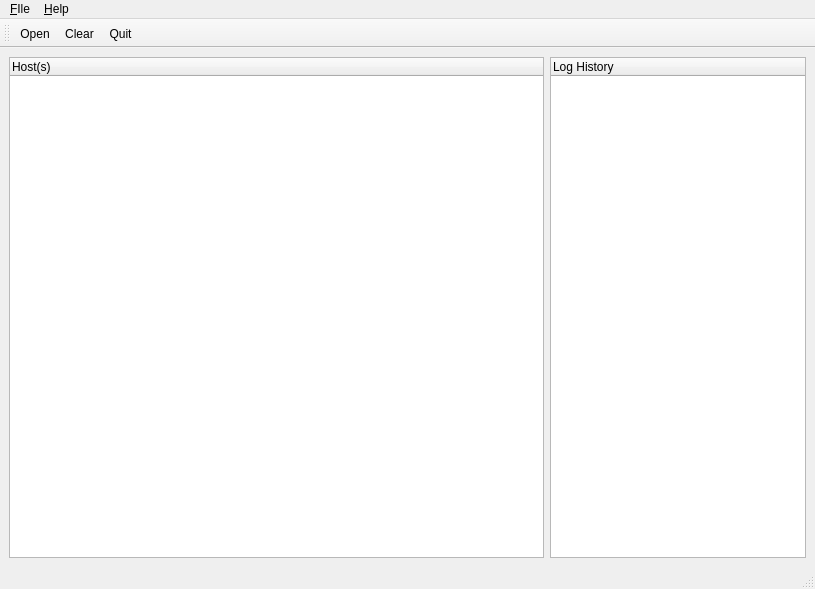
Before: the Qt Designer form nmapsi4-logr/src/mainwin.ui in nmapsi4/nmapsi4, drawn with Qt 5.
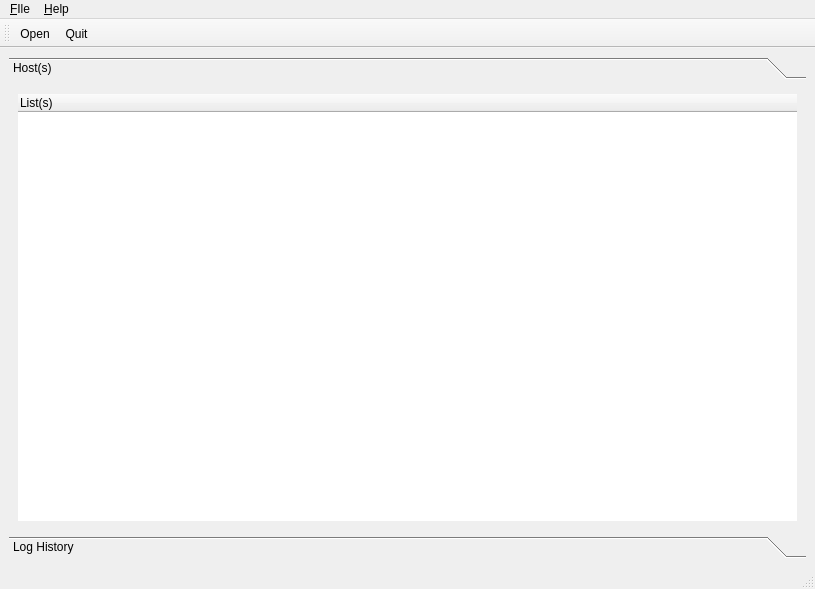
After: the same form once the commit is applied. Icons and pictures are not drawn.

Commit message: history class update, nmapsi4 interface fix a host info wrong resize

What changed in the file:
```diff
--- a/nmapsi4-logr/src/mainwin.ui
+++ b/nmapsi4-logr/src/mainwin.ui
@@ -31,9 +31,39 @@
      <height>480</height>
     </rect>
    </property>
-   <layout class="QHBoxLayout" name="horizontalLayout" >
+   <layout class="QGridLayout" name="gridLayout" >
+    <item row="0" column="0" >
+     <widget class="QToolBox" name="toolBox" >
+      <property name="frameShadow" >
+       <enum>QFrame::Plain</enum>
+      </property>
+      <property name="lineWidth" >
+       <number>0</number>
+      </property>
+      <property name="currentIndex" >
+       <number>0</number>
+      </property>
+      <widget class="QWidget" name="page" >
+       <property name="geometry" >
+        <rect>
+         <x>0</x>
+         <y>0</y>
+         <width>797</width>
+         <height>400</height>
+        </rect>
+       </property>
+       <attribute name="label" >
+        <string>Host(s)</string>
+       </attribute>
+       <layout class="QVBoxLayout" name="verticalLayout" >
     <item>
      <widget class="QTreeWidget" name="treeLogView" >
+          <property name="frameShape" >
+           <enum>QFrame::NoFrame</enum>
+          </property>
+          <property name="frameShadow" >
+           <enum>QFrame::Plain</enum>
+          </property>
       <property name="alternatingRowColors" >
        <bool>true</bool>
       </property>
@@ -45,19 +75,40 @@
       </property>
       <column>
        <property name="text" >
-        <string>Host(s)</string>
+            <string>List(s)</string>
        </property>
       </column>
      </widget>
     </item>
+       </layout>
+      </widget>
+      <widget class="QWidget" name="page_2" >
+       <property name="geometry" >
+        <rect>
+         <x>0</x>
+         <y>0</y>
+         <width>797</width>
+         <height>400</height>
+        </rect>
+       </property>
+       <attribute name="label" >
+        <string>Log History</string>
+       </attribute>
+       <layout class="QVBoxLayout" name="verticalLayout_2" >
     <item>
      <widget class="QTreeWidget" name="logTree" >
       <property name="sizePolicy" >
-       <sizepolicy vsizetype="Expanding" hsizetype="Fixed" >
+           <sizepolicy vsizetype="Expanding" hsizetype="Expanding" >
         <horstretch>250</horstretch>
         <verstretch>0</verstretch>
        </sizepolicy>
       </property>
+          <property name="frameShape" >
+           <enum>QFrame::NoFrame</enum>
+          </property>
+          <property name="frameShadow" >
+           <enum>QFrame::Plain</enum>
+          </property>
       <property name="alternatingRowColors" >
        <bool>true</bool>
       </property>
@@ -66,12 +117,24 @@
       </property>
       <column>
        <property name="text" >
-        <string>Log History</string>
+            <string>List(s)</string>
        </property>
       </column>
      </widget>
     </item>
    </layout>
+      </widget>
+     </widget>
+    </item>
+   </layout>
+   <zorder>dockWidget</zorder>
+   <zorder>scrollArea</zorder>
+   <zorder>scrollArea_2</zorder>
+   <zorder>treeView</zorder>
+   <zorder>treeWidget</zorder>
+   <zorder>treeView</zorder>
+   <zorder>treeView_2</zorder>
+   <zorder>toolBox</zorder>
   </widget>
   <widget class="QMenuBar" name="menubar" >
    <property name="geometry" >
@@ -134,7 +197,6 @@
     <bool>false</bool>
    </attribute>
    <addaction name="actionOpen" />
-   <addaction name="actionClear" />
    <addaction name="actionQuit" />
   </widget>
   <action name="actionClear" >
```
Lines whose indentation alone changed are shown as unchanged. The commit also changes 9 other files.
